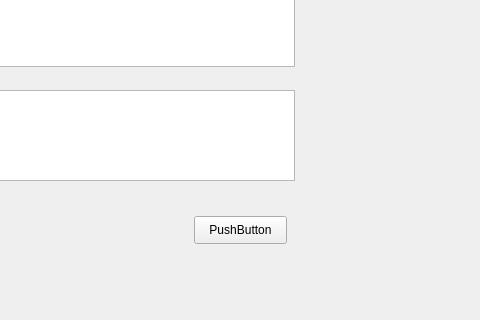
zyq0330/WeTalk-Client, file chatwindow.ui: the form before one commit; both pictures show x 322 to 802 and y 394 to 714 of the 1187 by 714 pixel window.
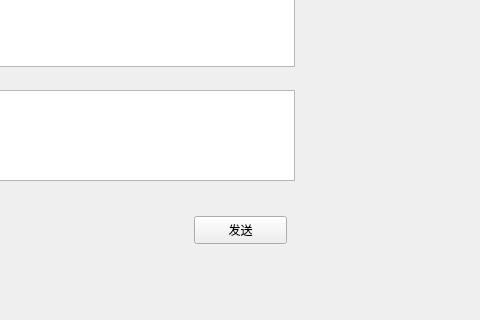
The form after the commit.

Patch:
```diff
--- a/chatwindow.ui
+++ b/chatwindow.ui
@@ -14,7 +14,7 @@
    <string>MainWindow</string>
   </property>
   <widget class="QWidget" name="centralwidget">
-   <widget class="QWidget" name="">
+   <widget class="QWidget" name="layoutWidget">
     <property name="geometry">
      <rect>
       <x>0</x>
@@ -91,7 +91,7 @@
           </rect>
          </property>
          <property name="text">
-          <string>PushButton</string>
+          <string>发送</string>
          </property>
         </widget>
        </widget>
```
